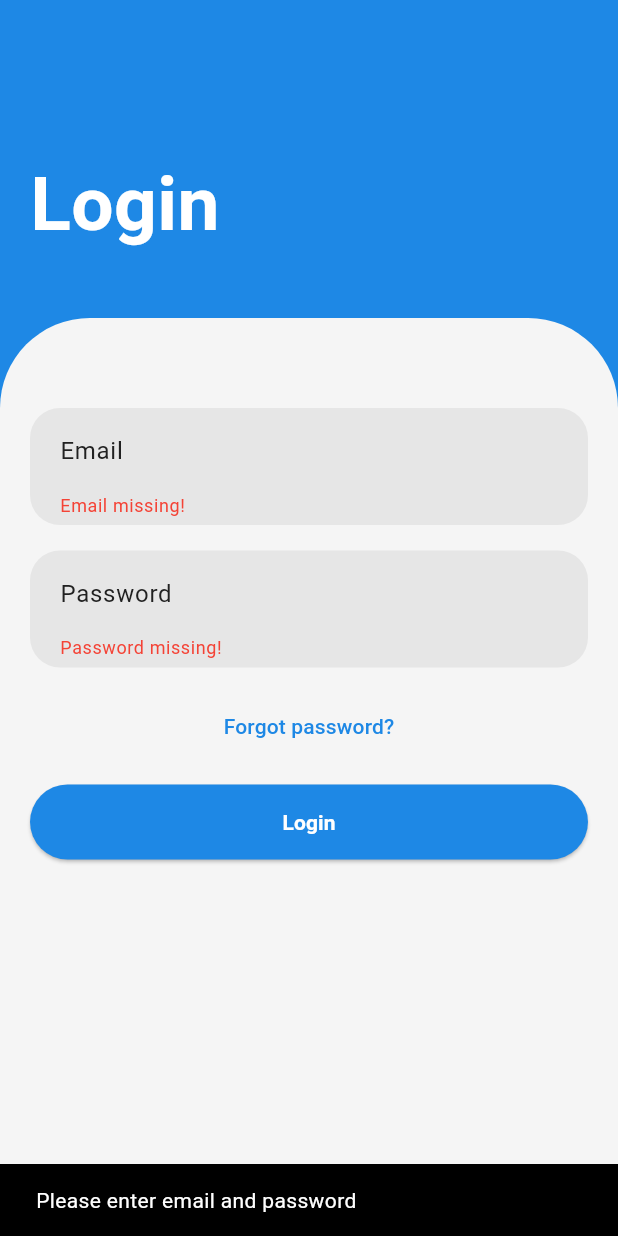
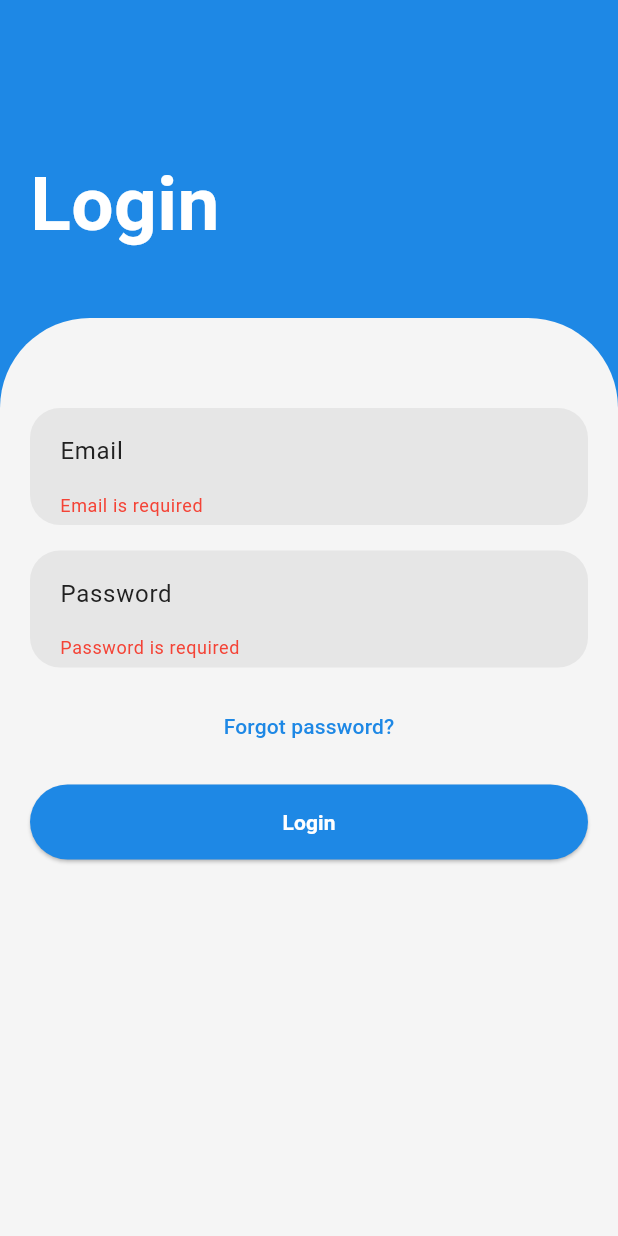
Before and after one commit to AMS-MUJ/Frontend, a Flutter app: the screen it shows after launch, after a tap on "Login", on a phone screen of 412 x 824 dp. Run offline on Flutter 3.47's test engine with Material 3 defaults, Android fonts, the phone set to English and light mode, and no system bars; our stand-ins replace flutter_riverpod, flutter_secure_storage, fpdart.

Commit message:
feat(auth): complete login flow and fix validation handling

```diff
--- a/lib/features/auth/components/auth_field.dart
+++ b/lib/features/auth/components/auth_field.dart
@@ -4,28 +4,41 @@ class AuthField extends StatelessWidget {
   final String hintText;
   final TextEditingController controller;
   final bool isObscureText;
+  final bool isEmail;
+
   const AuthField({
     super.key,
     required this.hintText,
     required this.controller,
     this.isObscureText = false,
+    this.isEmail = false,
   });
 
   @override
   Widget build(BuildContext context) {
     return TextFormField(
-      keyboardType: TextInputType.emailAddress,
-      decoration: InputDecoration(
-        border: InputBorder.none,
-        hintText: hintText,
-      ),
-      validator: (value){
-        if(value!.isEmpty){
-          return "$hintText missing!";
+      controller: controller,
+      keyboardType: isEmail ? TextInputType.emailAddress : TextInputType.text,
+      obscureText: isObscureText,
+      decoration: InputDecoration(border: InputBorder.none, hintText: hintText),
+      validator: (value) {
+        if (value == null || value.trim().isEmpty) {
+          return '$hintText is required';
         }
+
+        if (isEmail) {
+          final email = value.trim().toLowerCase();
+          final regex = RegExp(
+            r'^[a-zA-Z0-9._%+-]+@(muj|jaipur)\.manipal\.edu$',
+          );
+
+          if (!regex.hasMatch(email)) {
+            return 'Use your Manipal email (muj / jaipur)';
+          }
+        }
+
         return null;
       },
-      obscureText: isObscureText,
     );
   }
 }
--- a/lib/features/auth/presentation/pages/login_page.dart
+++ b/lib/features/auth/presentation/pages/login_page.dart
@@ -5,6 +5,7 @@ import 'package:flutter_riverpod/flutter_riverpod.dart';
 
 class LoginPage extends ConsumerStatefulWidget {
   static route() => MaterialPageRoute(builder: (context) => const LoginPage());
+
   const LoginPage({super.key});
 
   @override
@@ -116,6 +117,7 @@ class _LoginPageState extends ConsumerState<LoginPage> {
                           child: AuthField(
                             hintText: "Email",
                             controller: emailController,
+                            isEmail: true,
                           ),
                         ),
 
@@ -169,21 +171,19 @@ class _LoginPageState extends ConsumerState<LoginPage> {
                             onPressed: authState.loading
                                 ? null
                                 : () {
-                                    if (formKey.currentState?.validate() ??
-                                        false) {
-                                      final email = emailController.text.trim();
-                                      final password = passController.text
-                                          .trim();
-                                      // call notifier to login
-                                      ref
-                                          .read(authNotifierProvider.notifier)
-                                          .login(email, password);
-                                    } else {
-                                      // Basic validation: show error
-                                      _showError(
-                                        'Please enter email and password',
-                                      );
+                                    // Run form validators
+                                    if (!(formKey.currentState?.validate() ??
+                                        false)) {
+                                      return;
                                     }
+
+                                    final email = emailController.text.trim();
+                                    final password = passController.text.trim();
+
+                                    // Call notifier to login
+                                    ref
+                                        .read(authNotifierProvider.notifier)
+                                        .login(email, password);
                                   },
                             style: ElevatedButton.styleFrom(
                               backgroundColor: Theme.of(
--- a/lib/main.dart
+++ b/lib/main.dart
@@ -1,38 +1,19 @@
-// lib/main.dart
-
+import 'package:ams_try2/features/teacher/homepage.dart';
 import 'package:flutter/material.dart';
 import 'package:flutter_riverpod/flutter_riverpod.dart';
 import 'package:http/http.dart' as http;
 import 'package:flutter_secure_storage/flutter_secure_storage.dart';
-
 import 'core/theme/app_pallete.dart';
-
-// Data source
-
-// Repository + usecase + provider
 import 'features/auth/data/datasource/auth_local_data_source.dart';
 import 'features/auth/data/datasource/auth_remote_data_source.dart';
 import 'features/auth/data/repositories/auth_repository_impl.dart';
 import 'features/auth/domain/usecases/login_usercase.dart';
 import 'features/auth/presentation/providers/auth_provider.dart';
-
-// Pages
 import 'features/auth/presentation/pages/login_page.dart';
-
-// Simple placeholder home pages (replace with your real pages)
-class TeacherHomePage extends StatelessWidget {
-  const TeacherHomePage({super.key});
-  @override
-  Widget build(BuildContext context) {
-    return Scaffold(
-      appBar: AppBar(title: const Text('Teacher Home')),
-      body: const Center(child: Text('Teacher Home')),
-    );
-  }
-}
 
 class StudentHomePage extends StatelessWidget {
   const StudentHomePage({super.key});
+
   @override
   Widget build(BuildContext context) {
     return Scaffold(
@@ -45,7 +26,7 @@ class StudentHomePage extends StatelessWidget {
 void main() {
   // --- Create low-level dependencies ---
   final client = http.Client();
-  const baseUrl = 'https://your-api.com'; // <-- update to your backend
+  const baseUrl = 'http://10.0.2.2:5000/api/v1'; // <-- update to your backend
   final secureStorage = const FlutterSecureStorage();
 
   // --- Create data sources ---
@@ -57,17 +38,16 @@ void main() {
   final loginUseCase = LoginUseCase(repo);
 
   // --- Create the AuthNotifier instance (kept alive for app lifetime) ---
-  final authNotifier = AuthNotifier(
+  final authNotifierInstance = AuthNotifier(
     loginUseCase: loginUseCase,
     repository: repo,
   );
 
-  // --- Run app with ProviderScope and override the provider ---
+  // --- 5. Run app with ProviderScope and override the provider ---
   runApp(
     ProviderScope(
       overrides: [
-        // Correct Riverpod 2.x override: overrideWith takes a builder that receives ref.
-        authNotifierProvider.overrideWith((ref) => authNotifier),
+        authNotifierProvider.overrideWith((ref) => authNotifierInstance),
       ],
       child: const MyApp(),
     ),
@@ -76,6 +56,7 @@ void main() {
 
 class MyApp extends StatelessWidget {
   const MyApp({super.key});
+
   @override
   Widget build(BuildContext context) {
     return MaterialApp(
@@ -84,7 +65,7 @@ class MyApp extends StatelessWidget {
       initialRoute: '/',
       routes: {
         '/': (context) => const LoginPage(),
-        '/teacher': (context) => const TeacherHomePage(),
+        '/teacher': (context) => const Thomepage(),
         '/student': (context) => const StudentHomePage(),
       },
     );
```
Also changed, not shown: lib/features/auth/data/datasource/auth_remote_data_source.dart (+21 -20 lines).
